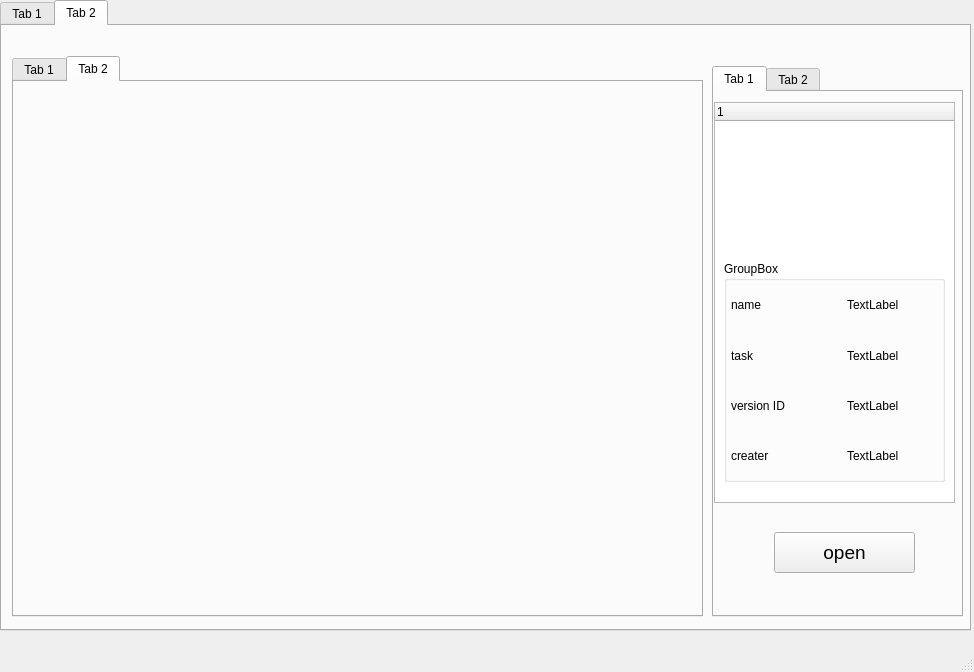
AhriKwon/Viper_Pipeline, file loadUI/load.ui: the form before one commit.
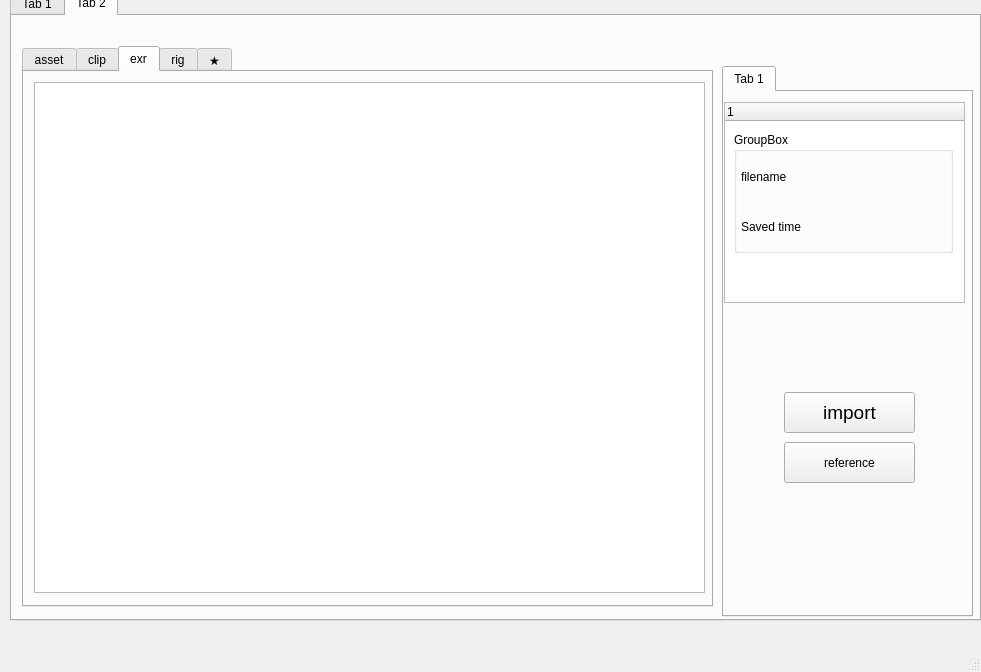
The form after the commit. The open tabs and pages were chosen to show the change.

Commit message: tab1 은 완료

```diff
--- a/loadUI/load.ui
+++ b/loadUI/load.ui
@@ -6,7 +6,7 @@
    <rect>
     <x>0</x>
     <y>0</y>
-    <width>974</width>
+    <width>981</width>
     <height>672</height>
    </rect>
   </property>
@@ -17,8 +17,8 @@
    <widget class="QTabWidget" name="tabWidget">
     <property name="geometry">
      <rect>
-      <x>0</x>
-      <y>0</y>
+      <x>10</x>
+      <y>-10</y>
       <width>971</width>
       <height>631</height>
      </rect>
@@ -237,24 +237,79 @@
        </rect>
       </property>
       <property name="currentIndex">
-       <number>1</number>
+       <number>2</number>
       </property>
       <widget class="QWidget" name="tab_3">
        <attribute name="title">
-        <string>Tab 1</string>
+        <string>asset</string>
        </attribute>
       </widget>
       <widget class="QWidget" name="tab_4">
        <attribute name="title">
-        <string>Tab 2</string>
+        <string>clip</string>
        </attribute>
+       <widget class="QTableWidget" name="tableWidget_clip">
+        <property name="geometry">
+         <rect>
+          <x>0</x>
+          <y>0</y>
+          <width>691</width>
+          <height>531</height>
+         </rect>
+        </property>
+       </widget>
+      </widget>
+      <widget class="QWidget" name="tab_6">
+       <attribute name="title">
+        <string>exr</string>
+       </attribute>
+       <widget class="QTableWidget" name="tableWidget_exr">
+        <property name="geometry">
+         <rect>
+          <x>10</x>
+          <y>10</y>
+          <width>671</width>
+          <height>511</height>
+         </rect>
+        </property>
+       </widget>
+      </widget>
+      <widget class="QWidget" name="tab_8">
+       <attribute name="title">
+        <string>rig</string>
+       </attribute>
+       <widget class="QTableWidget" name="tableWidget_rig">
+        <property name="geometry">
+         <rect>
+          <x>0</x>
+          <y>0</y>
+          <width>701</width>
+          <height>531</height>
+         </rect>
+        </property>
+       </widget>
+      </widget>
+      <widget class="QWidget" name="tab_9">
+       <attribute name="title">
+        <string>★</string>
+       </attribute>
+       <widget class="QTableWidget" name="tableWidget_bookmark">
+        <property name="geometry">
+         <rect>
+          <x>0</x>
+          <y>0</y>
+          <width>701</width>
+          <height>531</height>
+         </rect>
+        </property>
+       </widget>
       </widget>
      </widget>
      <widget class="QTabWidget" name="tabWidget_4">
       <property name="geometry">
        <rect>
         <x>710</x>
-        <y>40</y>
+        <y>50</y>
         <width>251</width>
         <height>551</height>
        </rect>
@@ -266,31 +321,13 @@
        <attribute name="title">
         <string>Tab 1</string>
        </attribute>
-       <widget class="QPushButton" name="pushButton_2">
-        <property name="geometry">
-         <rect>
-          <x>60</x>
-          <y>440</y>
-          <width>141</width>
-          <height>41</height>
-         </rect>
-        </property>
-        <property name="font">
-         <font>
-          <pointsize>14</pointsize>
-         </font>
-        </property>
-        <property name="text">
-         <string>open</string>
-        </property>
-       </widget>
        <widget class="QTreeWidget" name="treeWidget_2">
         <property name="geometry">
          <rect>
           <x>0</x>
           <y>10</y>
           <width>241</width>
-          <height>401</height>
+          <height>201</height>
          </rect>
         </property>
         <column>
@@ -299,18 +336,46 @@
          </property>
         </column>
        </widget>
-       <widget class="QWidget" name="verticalLayoutWidget_3">
+       <widget class="QPushButton" name="pushButton_reference">
         <property name="geometry">
          <rect>
-          <x>10</x>
-          <y>169</y>
-          <width>221</width>
-          <height>221</height>
+          <x>60</x>
+          <y>350</y>
+          <width>131</width>
+          <height>41</height>
          </rect>
         </property>
-        <layout class="QVBoxLayout" name="verticalLayout_infor_2">
-         <item>
+        <property name="text">
+         <string>reference</string>
+        </property>
+       </widget>
+       <widget class="QPushButton" name="pushButton_import">
+        <property name="geometry">
+         <rect>
+          <x>60</x>
+          <y>300</y>
+          <width>131</width>
+          <height>41</height>
+         </rect>
+        </property>
+        <property name="font">
+         <font>
+          <pointsize>14</pointsize>
+         </font>
+        </property>
+        <property name="text">
+         <string>import</string>
+        </property>
+       </widget>
           <widget class="QGroupBox" name="groupBox_infor_2">
+        <property name="geometry">
+         <rect>
+          <x>10</x>
+          <y>40</y>
+          <width>219</width>
+          <height>121</height>
+         </rect>
+        </property>
            <property name="title">
             <string>GroupBox</string>
            </property>
@@ -320,7 +385,7 @@
               <x>-1</x>
               <y>20</y>
               <width>221</width>
-              <height>201</height>
+           <height>101</height>
              </rect>
             </property>
             <layout class="QGridLayout" name="gridLayout_2">
@@ -342,84 +407,37 @@
              <property name="verticalSpacing">
               <number>8</number>
              </property>
-             <item row="2" column="1">
-              <widget class="QLabel" name="label_version_id_2">
-               <property name="text">
-                <string>TextLabel</string>
-               </property>
-              </widget>
-             </item>
-             <item row="1" column="1">
-              <widget class="QLabel" name="label_task_name_2">
-               <property name="text">
-                <string>TextLabel</string>
-               </property>
-              </widget>
-             </item>
              <item row="0" column="1">
               <widget class="QLabel" name="label_filename_2">
                <property name="text">
-                <string>TextLabel</string>
-               </property>
-              </widget>
-             </item>
-             <item row="3" column="1">
-              <widget class="QLabel" name="label_created_at_2">
-               <property name="text">
-                <string>TextLabel</string>
-               </property>
-              </widget>
-             </item>
-             <item row="0" column="0">
-              <widget class="QLabel" name="label_5">
-               <property name="text">
-                <string>name</string>
+             <string/>
                </property>
               </widget>
              </item>
              <item row="1" column="0">
               <widget class="QLabel" name="label_6">
                <property name="text">
-                <string>task</string>
+             <string>Saved time</string>
                </property>
               </widget>
              </item>
-             <item row="2" column="0">
-              <widget class="QLabel" name="label_7">
+          <item row="1" column="1">
+           <widget class="QLabel" name="label_savedtime">
                <property name="text">
-                <string>version ID</string>
+             <string/>
                </property>
               </widget>
              </item>
-             <item row="3" column="0">
-              <widget class="QLabel" name="label_8">
+          <item row="0" column="0">
+           <widget class="QLabel" name="label_5">
                <property name="text">
-                <string>creater</string>
+             <string>filename</string>
                </property>
               </widget>
              </item>
             </layout>
            </widget>
           </widget>
-         </item>
-        </layout>
-       </widget>
-       <widget class="QWidget" name="verticalLayoutWidget_4">
-        <property name="geometry">
-         <rect>
-          <x>10</x>
-          <y>40</y>
-          <width>221</width>
-          <height>111</height>
-         </rect>
-        </property>
-        <layout class="QVBoxLayout" name="verticalLayout_2"/>
-       </widget>
-      </widget>
-      <widget class="QWidget" name="tab_8">
-       <attribute name="title">
-        <string>Tab 2</string>
-       </attribute>
       </widget>
      </widget>
     </widget>
```
Left out of the diff: 111 changed lines with no effect on the pictures. Lines whose indentation alone changed are shown as unchanged. The commit also changes 1 other file.
